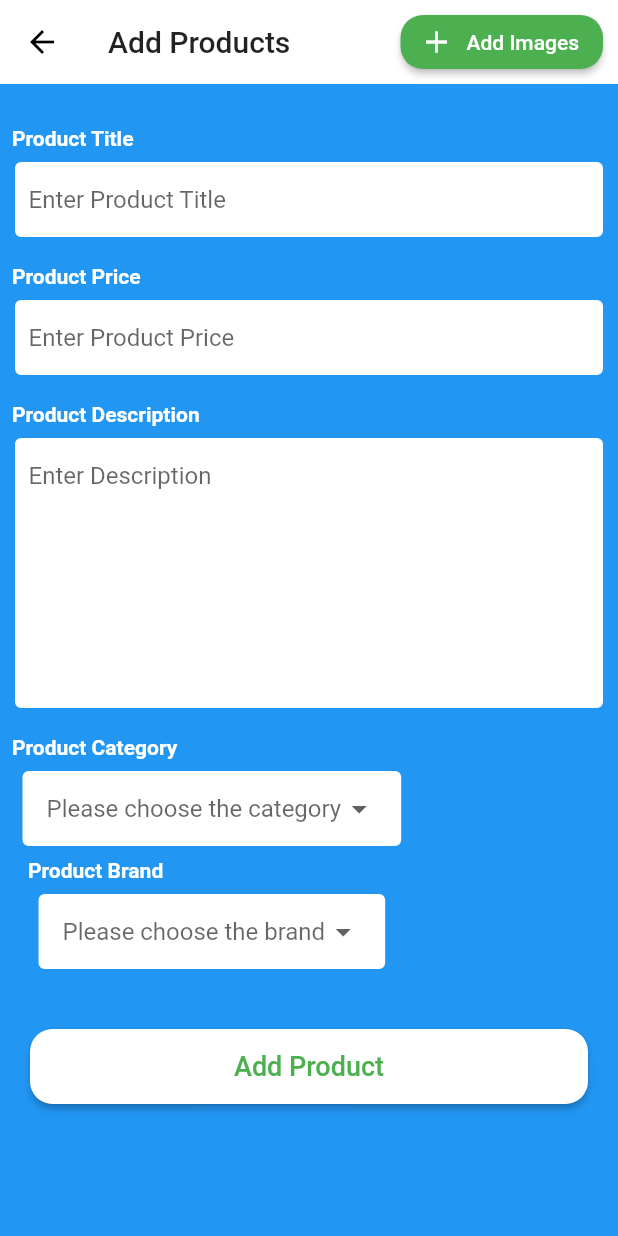
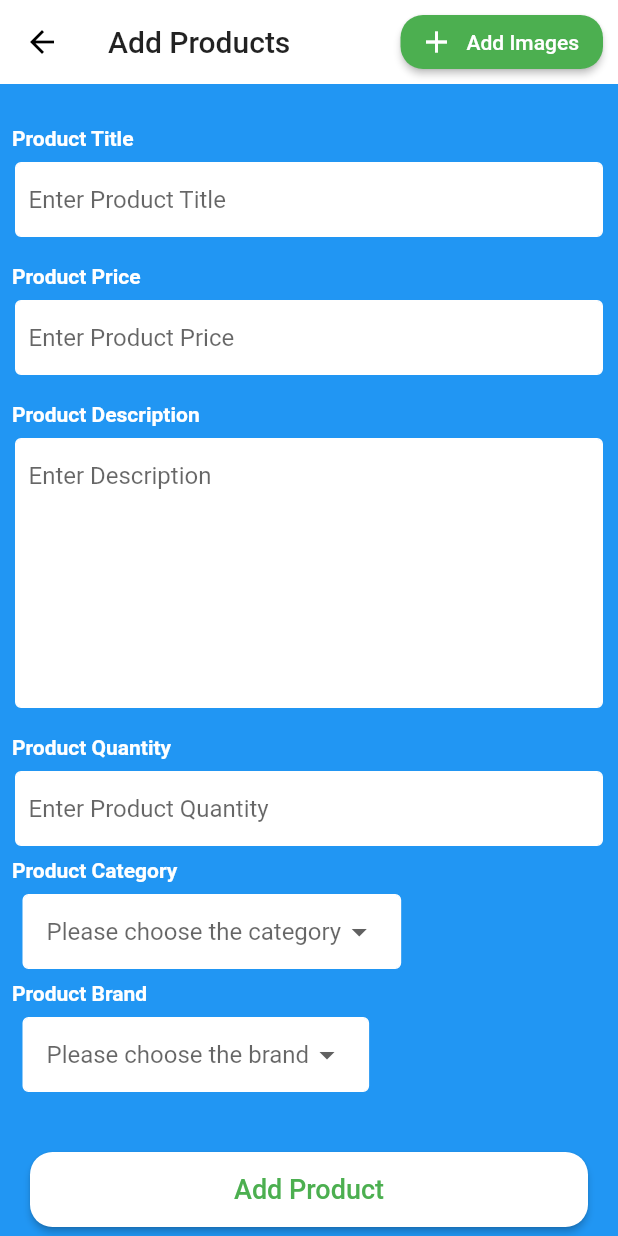
Before and after one commit to GerhanaAbiW/SkripsiHydroponics, a Flutter app: the AddProducts screen opened directly, after a tap on "Add Product", on a phone screen of 412 x 824 dp. Run offline on Flutter 3.47's test engine with Material 2 defaults, Android fonts, the phone set to English and light mode, and no system bars; our stand-ins replace bottom_navy_bar, carousel_pro, charts_flutter, cloud_firestore, firebase_auth, firebase_storage and 6 more; accounts and stored records are empty.

Commit message:
fix bug add product

```diff
--- a/lib/features/MenuAdmin/AddProduct.dart
+++ b/lib/features/MenuAdmin/AddProduct.dart
@@ -129,7 +129,9 @@ class _AddProductsState extends State<AddProducts> {
         ],
       ),
       body: new SingleChildScrollView(
-        child: new Column(
+        child: Form(
+          key: _formKey,
+          child:new Column(
             mainAxisAlignment: MainAxisAlignment.start,
             crossAxisAlignment: CrossAxisAlignment.start,
             children: <Widget>[
@@ -169,8 +171,13 @@ class _AddProductsState extends State<AddProducts> {
               ),
 
               Column(
-              mainAxisAlignment: MainAxisAlignment.spaceBetween,
+                crossAxisAlignment: CrossAxisAlignment.start,
                 children: <Widget>[
+                  productTextField(
+                      textTitle: "Product Quantity",
+                      textHint: "Enter Product Quantity",
+                      textType: TextInputType.number,
+                      controller: quatityController),
                   productDropDown(
                       textTitle: "Product Category",
                       hintText: "Please choose the category",
@@ -191,10 +198,11 @@ class _AddProductsState extends State<AddProducts> {
               ),
               appButton(
                   btnTxt: "Add Product",
-                onBtnclicked: addNewProducts,
+                  onBtnclicked: validateAndUpload,
                   btnPadding: 20.0,
                   btnColor: green),
             ],
+          ),
         ),
       ),
     );
@@ -274,7 +282,7 @@ class _AddProductsState extends State<AddProducts> {
     return _urllist;
   }
 
-  void validateAndUpload() async {
+   validateAndUpload() async {
     if (_formKey.currentState.validate()) {
      setState(() => isLoading = true);
      if (imageList != null) {
@@ -305,14 +313,16 @@ class _AddProductsState extends State<AddProducts> {
               "name":productNameController.text,
               "price":double.parse(productPriceController.text),
               "picture":imageUrlList,
+              "description" : prodcutDescriptionController.text,
+              "rating" : 1,
               "quantity":int.parse(quatityController.text),
               "brand":_currentBrand,
               "category":_currentCategory,
             });
-            _formKey.currentState.reset();
+            //_formKey.currentState.reset();
             setState(() => isLoading = false);
             Navigator.pop(context);
-//          });
+  //        });
 
 
         } else {
```
Lines whose indentation alone changed are shown as unchanged.
